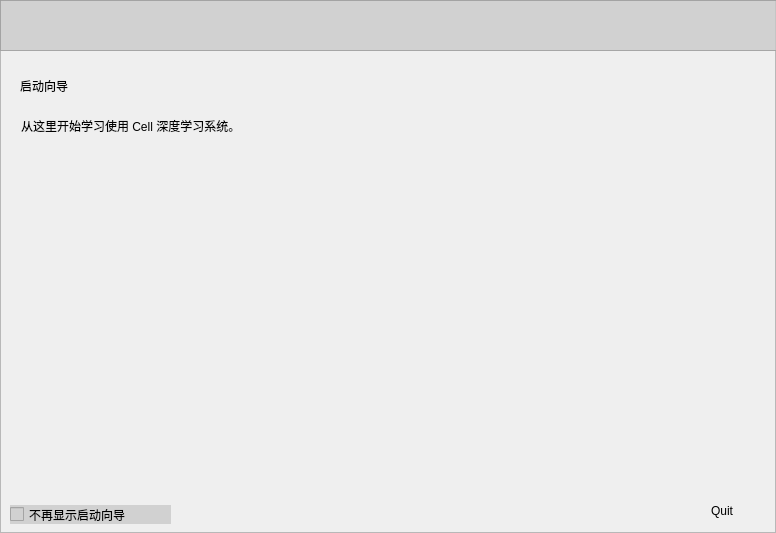
This is Forms/guidedialog.ui in elexenon/Cell as Qt 5 draws it before an edit. The edited form follows.
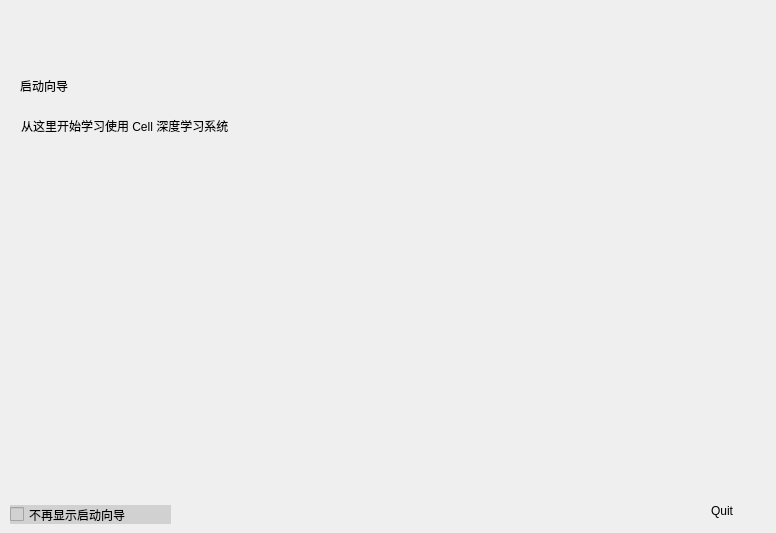
This is the edited form. Icons and pictures are not drawn.

```diff
--- a/Forms/guidedialog.ui
+++ b/Forms/guidedialog.ui
@@ -13,62 +13,6 @@
   <property name="windowTitle">
    <string>Dialog</string>
   </property>
-  <widget class="QFrame" name="frame">
-   <property name="geometry">
-    <rect>
-     <x>0</x>
-     <y>0</y>
-     <width>776</width>
-     <height>533</height>
-    </rect>
-   </property>
-   <property name="frameShape">
-    <enum>QFrame::StyledPanel</enum>
-   </property>
-   <property name="frameShadow">
-    <enum>QFrame::Raised</enum>
-   </property>
-   <widget class="QFrame" name="frame_2">
-    <property name="geometry">
-     <rect>
-      <x>0</x>
-      <y>0</y>
-      <width>781</width>
-      <height>51</height>
-     </rect>
-    </property>
-    <property name="styleSheet">
-     <string notr="true">background-color: rgba(200, 200, 200, 200);</string>
-    </property>
-    <property name="frameShape">
-     <enum>QFrame::StyledPanel</enum>
-    </property>
-    <property name="frameShadow">
-     <enum>QFrame::Raised</enum>
-    </property>
-    <widget class="QLabel" name="label">
-     <property name="geometry">
-      <rect>
-       <x>372</x>
-       <y>10</y>
-       <width>31</width>
-       <height>31</height>
-      </rect>
-     </property>
-     <property name="font">
-      <font>
-       <family>ADMUI3Lg</family>
-      </font>
-     </property>
-     <property name="styleSheet">
-      <string notr="true">background-color: rgb(209, 209, 209);
-border-image: url(:/images/Share/images/CELL_MainIcon.png);</string>
-     </property>
-     <property name="text">
-      <string/>
-     </property>
-    </widget>
-   </widget>
    <widget class="QLabel" name="label_mask">
     <property name="geometry">
      <rect>
@@ -85,35 +29,6 @@
      <string/>
     </property>
    </widget>
-   <widget class="QLabel" name="label_getStart">
-    <property name="geometry">
-     <rect>
-      <x>20</x>
-      <y>60</y>
-      <width>151</width>
-      <height>51</height>
-     </rect>
-    </property>
-    <property name="styleSheet">
-     <string notr="true">background-color: rgba(255, 255, 255, 0);</string>
-    </property>
-    <property name="text">
-     <string>启动向导</string>
-    </property>
-   </widget>
-   <widget class="QLabel" name="label_learn">
-    <property name="geometry">
-     <rect>
-      <x>21</x>
-      <y>115</y>
-      <width>351</width>
-      <height>21</height>
-     </rect>
-    </property>
-    <property name="text">
-     <string>从这里开始学习使用 Cell 深度学习系统。</string>
-    </property>
-   </widget>
    <widget class="QCheckBox" name="checkBox_showUp">
     <property name="geometry">
      <rect>
@@ -149,6 +64,31 @@
      <bool>true</bool>
     </property>
    </widget>
+  <widget class="QLabel" name="label_getStart">
+   <property name="geometry">
+    <rect>
+     <x>20</x>
+     <y>60</y>
+     <width>151</width>
+     <height>51</height>
+    </rect>
+   </property>
+   <property name="text">
+    <string>启动向导</string>
+   </property>
+  </widget>
+  <widget class="QLabel" name="label_learn">
+   <property name="geometry">
+    <rect>
+     <x>21</x>
+     <y>115</y>
+     <width>351</width>
+     <height>21</height>
+    </rect>
+   </property>
+   <property name="text">
+    <string>从这里开始学习使用 Cell 深度学习系统</string>
+   </property>
   </widget>
  </widget>
  <resources/>
```
Lines whose indentation alone changed are shown as unchanged.
